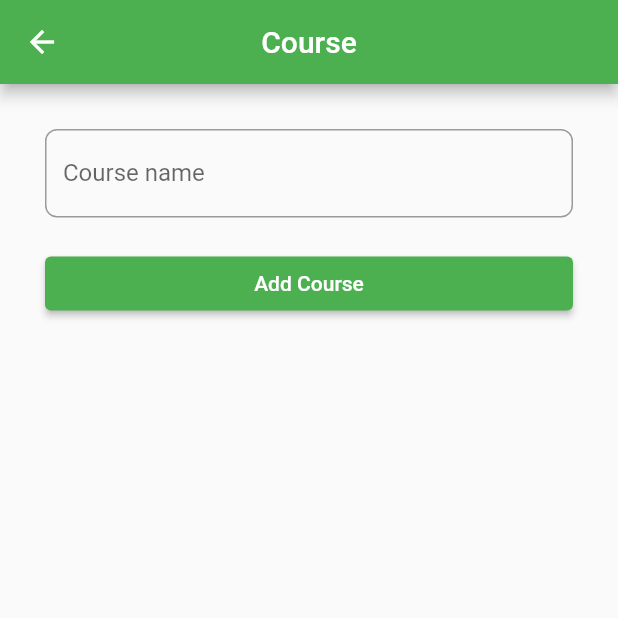
After one commit to sanjiv576/flutter_apps, a Flutter app: the screen it shows after launch, after a tap on "Login", after a tap on "Go to Course Screen", on a phone screen of 412 x 824 dp, the top half of it. The commit adds this screen. Run offline on Flutter 3.47's test engine with Material 2 defaults, Android fonts, the phone set to English and light mode, and no system bars; our stand-ins replace get_it, shared_preferences; accounts and stored records are empty; key blocks and very long unbroken strings in the code were emptied for the run.

Commit message:
add course UI

```diff
--- a/student_clean_arch/lib/app.dart
+++ b/student_clean_arch/lib/app.dart
@@ -1,8 +1,9 @@
 import 'package:flutter/material.dart';
 
 import 'view/batch_view.dart';
+import 'view/course_view.dart';
+import 'view/login_view.dart';
 import 'view/register_view.dart';
-import 'view/login_view.dart';
 
 class App extends StatelessWidget {
   const App({super.key});
@@ -16,6 +17,7 @@ class App extends StatelessWidget {
         '/loginRoute': (context) => const LoginView(),
         '/registerRoute': (context) => const RegisterView(),
         '/batchRoute': (context) => const BatchView(),
+        '/courseRoute': (context) => const CourseView(),
       },
     );
   }
--- /dev/null
+++ b/student_clean_arch/lib/view/course_view.dart
@@ -0,0 +1,60 @@
+import 'package:flutter/material.dart';
+import 'package:student_clean_arch/widget/custom_textformfield_widget.dart';
+
+class CourseView extends StatefulWidget {
+  const CourseView({super.key});
+
+  @override
+  State<CourseView> createState() => _CourseViewState();
+}
+
+class _CourseViewState extends State<CourseView> {
+  SizedBox gap = const SizedBox(height: 20);
+  final courseController = TextEditingController();
+  final formKey = GlobalKey<FormState>();
+  @override
+  void dispose() {
+    super.dispose();
+
+    courseController.dispose();
+  }
+
+  void submit() {}
+  @override
+  Widget build(BuildContext context) {
+    return Scaffold(
+      appBar: AppBar(
+        title: const Text('Course'),
+        centerTitle: true,
+        backgroundColor: Colors.green,
+      ),
+      body: SingleChildScrollView(
+        child: Container(
+          margin: const EdgeInsets.all(30),
+          child: Form(
+            key: formKey,
+            child: Column(
+              children: [
+                CustomTextFormFieldWidget(
+                    hideText: false,
+                    controllerName: courseController,
+                    textName: 'Course name'),
+                gap,
+                SizedBox(
+                  width: double.infinity,
+                  child: ElevatedButton(
+                      style: ElevatedButton.styleFrom(
+                          backgroundColor: Colors.green),
+                      onPressed: () {
+                        if (formKey.currentState!.validate()) {}
+                      },
+                      child: const Text('Add Course')),
+                )
+              ],
+            ),
+          ),
+        ),
+      ),
+    );
+  }
+}
--- a/student_clean_arch/lib/view/login_view.dart
+++ b/student_clean_arch/lib/view/login_view.dart
@@ -80,6 +80,13 @@ class _LoginViewState extends State<LoginView> {
                   },
                   child: const Text('Go to Batch Screen'),
                 ),
+                gap,
+                TextButton(
+                  onPressed: () {
+                    Navigator.pushNamed(context, '/courseRoute');
+                  },
+                  child: const Text('Go to Course Screen'),
+                ),
               ],
             ),
           ),
--- a/student_clean_arch/pubspec.yaml
+++ b/student_clean_arch/pubspec.yaml
@@ -37,6 +37,7 @@ dependencies:
   cupertino_icons: ^1.0.2
   searchable_paginated_dropdown: ^1.2.0
   multi_select_flutter: ^4.1.3
+  hive: ^2.2.3
 
 dev_dependencies:
   flutter_test:
```
Also changed, not shown: student_clean_arch/pubspec.lock.
